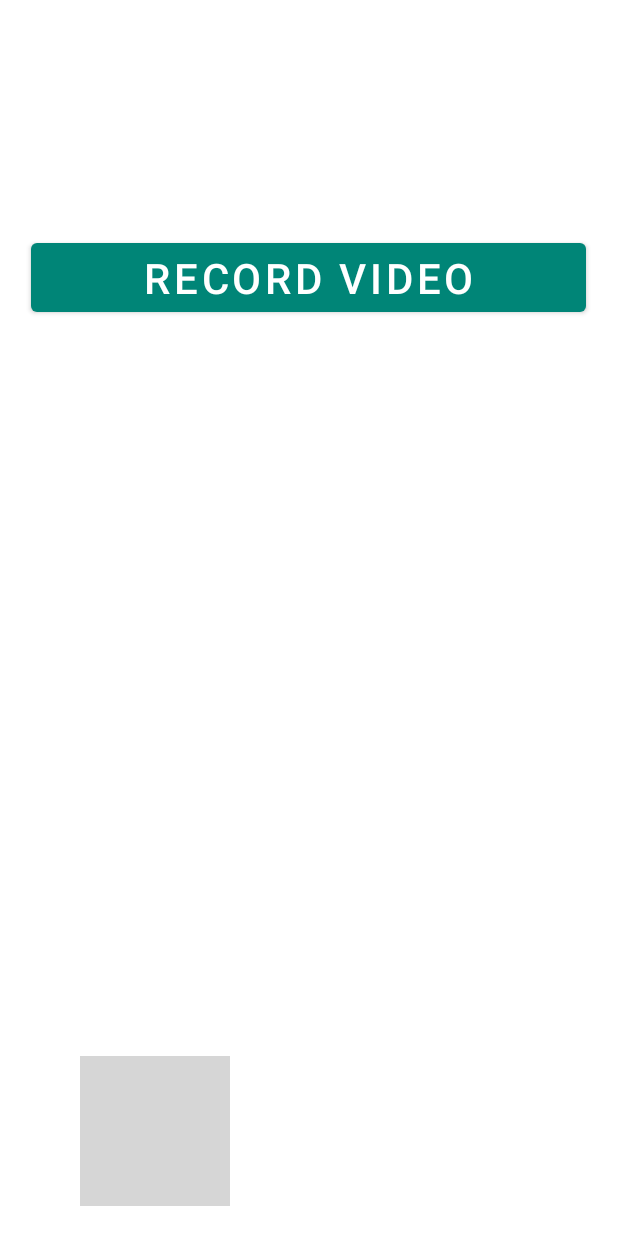
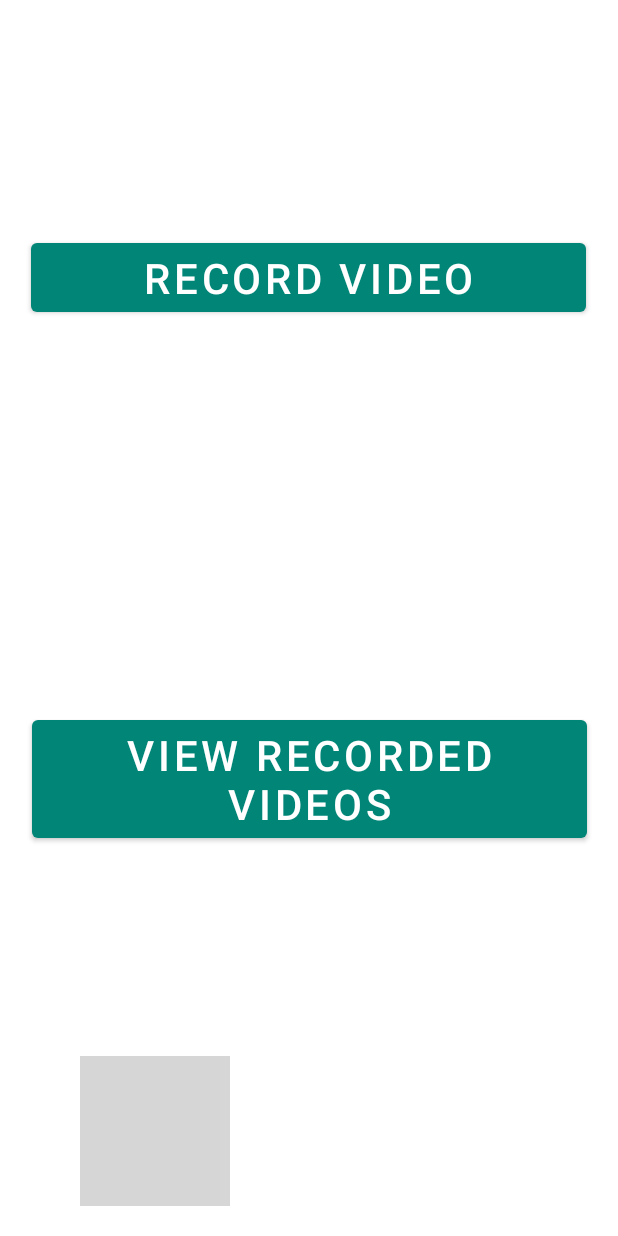
Before and after one commit to sumitkhamar2260/GeoTagVideos, an Android app: the screen it shows after launch (MainActivity), on a phone screen of 412 x 824 dp. Run offline under Robolectric (Android 15) with nearby library versions, the phone set to English and light mode, and no system bars; libraries missing offline, so code that uses them is left out: com.mapbox.android, com.mapbox.mapboxsdk; plain views replace MapView; 6 statements that could not run were skipped; grey boxes are pictures that could not be loaded.

Commit message:
view video and map

```diff
--- a/app/build.gradle
+++ b/app/build.gradle
@@ -15,6 +15,7 @@ android {
         release {
             minifyEnabled false
             proguardFiles getDefaultProguardFile('proguard-android-optimize.txt'), 'proguard-rules.pro'
+            debuggable true
         }
     }
 }
--- a/app/src/main/AndroidManifest.xml
+++ b/app/src/main/AndroidManifest.xml
@@ -5,9 +5,7 @@
     <uses-permission android:name="android.permission.CAMERA" />
     <uses-permission android:name="android.permission.WRITE_EXTERNAL_STORAGE" />
     <uses-permission android:name="android.permission.RECORD_AUDIO" />
-
     <uses-feature android:name="android.hardware.camera.autofocus" />
-
     <uses-permission android:name="android.permission.ACCESS_FINE_LOCATION" />
     <uses-permission android:name="android.permission.INTERNET" />
     <uses-permission android:name="android.permission.READ_EXTERNAL_STORAGE" />
@@ -19,7 +17,9 @@
         android:roundIcon="@mipmap/ic_launcher_round"
         android:supportsRtl="true"
         android:theme="@style/AppTheme">
-        <activity android:name=".Main2Activity"></activity>
+        <activity android:name=".ShowVideo"></activity>
+        <activity android:name=".videoList" />
+        <!--<activity android:name=".Main2Activity" />-->
         <activity android:name=".MainActivity">
             <intent-filter>
                 <action android:name="android.intent.action.MAIN" />
--- a/app/src/main/java/com/example/geotagvideos/MainActivity.java
+++ b/app/src/main/java/com/example/geotagvideos/MainActivity.java
@@ -8,7 +8,9 @@ import androidx.core.content.ContextCompat;
 
 import android.Manifest;
 import android.app.Activity;
+import android.app.ProgressDialog;
 import android.content.Context;
+import android.content.Intent;
 import android.content.pm.PackageManager;
 import android.hardware.Camera;
 import android.location.Address;
@@ -74,7 +76,7 @@ public class MainActivity extends AppCompatActivity implements SurfaceHolder.Cal
     static File mediaStorageDir;
     static Context ctx;
     static String time;
-    Button record_video;
+    Button record_video,show_videos;
     ImageView record_video_button, pause_video;
     MediaRecorder mediaRecorder;
     Camera camera;
@@ -94,15 +96,18 @@ public class MainActivity extends AppCompatActivity implements SurfaceHolder.Cal
     /*LocationManager locationManager;
     LocationListener locationListener;
     ArrayList<location> getlocation = new ArrayList<location>();*/
-
+    ProgressDialog progressDialog;
     @Override
     protected void onCreate(Bundle savedInstanceState) {
         super.onCreate(savedInstanceState);
         Mapbox.getInstance(this,"pk.eyJ1Ijoic2h1YmhhbTI2NSIsImEiOiJjazRpcHk4Z3kwb28wM2xtd2YxYXQ4a3JpIn0.TAp7LAnVGYGvkiX7fbzdAw");
         setContentView(R.layout.activity_main);
+        progressDialog = new ProgressDialog(MainActivity.this);
+        progressDialog.dismiss();
         requestPermissions();
         record_video = findViewById(R.id.record_video);
         record_video_button = findViewById(R.id.record_video_button);
+        show_videos = findViewById(R.id.show_video);
         pause_video = findViewById(R.id.pause_button);
         surfaceView = findViewById(R.id.video_surface);
         surfaceHolder = surfaceView.getHolder();
@@ -112,7 +117,16 @@ public class MainActivity extends AppCompatActivity implements SurfaceHolder.Cal
         current_map.onCreate(savedInstanceState);
         current_map.getMapAsync(this);
         ctx=this.getApplicationContext();
+        current_map.setVisibility(View.INVISIBLE);
         //locationManager = (LocationManager) getSystemService(Context.LOCATION_SERVICE);
+        show_videos.setOnClickListener(new View.OnClickListener() {
+            @Override
+            public void onClick(View v) {
+                progressDialog.setMessage("Loading...");
+                progressDialog.show();
+                startActivity(new Intent(MainActivity.this,videoList.class));
+            }
+        });
         record_video_button.setOnClickListener(new View.OnClickListener() {
             @Override
             public void onClick(View v) {
@@ -133,6 +147,14 @@ public class MainActivity extends AppCompatActivity implements SurfaceHolder.Cal
                                 new Style.OnStyleLoaded() {
                                     @Override
                                     public void onStyleLoaded(@NonNull Style style) {
+                                        /*final Handler time_interval = new Handler();
+                                        time_interval.postDelayed(new Runnable() {
+                                            @Override
+                                            public void run() {
+                                                enableLocationComponent(style);
+                                                time_interval.postDelayed(this,1000);
+                                            }
+                                        },1000);*/
                                         enableLocationComponent(style);
                                     }
                                 });
@@ -187,6 +209,8 @@ public class MainActivity extends AppCompatActivity implements SurfaceHolder.Cal
     @Override
     protected void onResume() {
         super.onResume();
+        if(progressDialog.isShowing())
+            progressDialog.dismiss();
     }
     @Override
     protected void onPause() {
@@ -357,11 +381,13 @@ public class MainActivity extends AppCompatActivity implements SurfaceHolder.Cal
     }
     public void visiblity(){
         record_video.setVisibility(View.GONE);
+        show_videos.setVisibility(View.GONE);
         surfaceView.setVisibility(View.VISIBLE);
         record_video_button.setVisibility(View.VISIBLE);
     }
     public void backToDefault(){
         record_video.setVisibility(View.VISIBLE);
+        show_videos.setVisibility(View.VISIBLE);
         surfaceView.setVisibility(View.GONE);
         record_video_button.setVisibility(View.GONE);
         record_video_button.setImageResource(R.drawable.recordvideo);
@@ -396,10 +422,9 @@ public class MainActivity extends AppCompatActivity implements SurfaceHolder.Cal
     }
     public void initLocationEngine(){
         locationEngine = LocationEngineProvider.getBestLocationEngine(this);
-
-        LocationEngineRequest request = new LocationEngineRequest.Builder(DEFAULT_INTERVAL_IN_MILLISECONDS)
+        LocationEngineRequest request = new LocationEngineRequest.Builder(1000)
                 .setPriority(LocationEngineRequest.PRIORITY_HIGH_ACCURACY)
-                .setMaxWaitTime(DEFAULT_MAX_WAIT_TIME).build();
+                .build();
         locationEngine.requestLocationUpdates(request, callback, getMainLooper());
         locationEngine.getLastLocation(callback);
     }
@@ -420,18 +445,16 @@ public class MainActivity extends AppCompatActivity implements SurfaceHolder.Cal
         @Override
         public void onSuccess(LocationEngineResult result) {
             MainActivity activity = activityWeakReference.get();
-            ArrayList<Double> lo=new ArrayList<Double>();
+            ArrayList<Double> lat_lon=new ArrayList<Double>();
             if (activity != null) {
                 Location location = result.getLastLocation();
-
                 if (location == null) {
                     return;
                 }
-
 // Create a Toast which displays the new location's coordinates
-                lo.add(result.getLastLocation().getLatitude());
-                lo.add(result.getLastLocation().getLongitude());
-                locations.add(lo);
+                lat_lon.add(result.getLastLocation().getLatitude());
+                lat_lon.add(result.getLastLocation().getLongitude());
+                locations.add(lat_lon);
                 Log.d("location", String.valueOf(locations));
                 Toast.makeText(activity,String.valueOf(result.getLastLocation().getLatitude()),
                         Toast.LENGTH_SHORT).show();
@@ -498,10 +521,9 @@ public class MainActivity extends AppCompatActivity implements SurfaceHolder.Cal
             File file =new File(mediaStorageDir.getPath()+File.separator+filename);
             FileWriter filewriter = new FileWriter(file);
             BufferedWriter out = new BufferedWriter(filewriter);
-            out.write("hello");
             for(ArrayList<Double> s : locations)
             {
-                out.write(s.toString());
+                out.write(s.toString()+"\n");
             }
             out.close();
 
--- a/app/src/main/res/layout/activity_main.xml
+++ b/app/src/main/res/layout/activity_main.xml
@@ -59,4 +59,15 @@
         app:layout_constraintStart_toStartOf="parent"
         mapbox:mapbox_cameraZoom="14"
         tools:visibility="gone"></com.mapbox.mapboxsdk.maps.MapView>
+
+    <Button
+        android:id="@+id/show_video"
+        android:layout_width="370dp"
+        android:layout_height="wrap_content"
+        android:text="View Recorded Videos"
+        android:textSize="28dp"
+        app:layout_constraintBottom_toTopOf="@+id/record_video_button"
+        app:layout_constraintEnd_toEndOf="parent"
+        app:layout_constraintStart_toStartOf="parent"
+        app:layout_constraintTop_toBottomOf="@+id/record_video" />
 </androidx.constraintlayout.widget.ConstraintLayout>
```
Also changed, not shown: app/src/main/java/com/example/geotagvideos/Main2Activity.java (deleted, +0 -91 lines), app/src/main/res/layout/activity_main2.xml (deleted, +0 -13 lines), app/src/main/res/layout/row.xml (deleted, +0 -14 lines).
